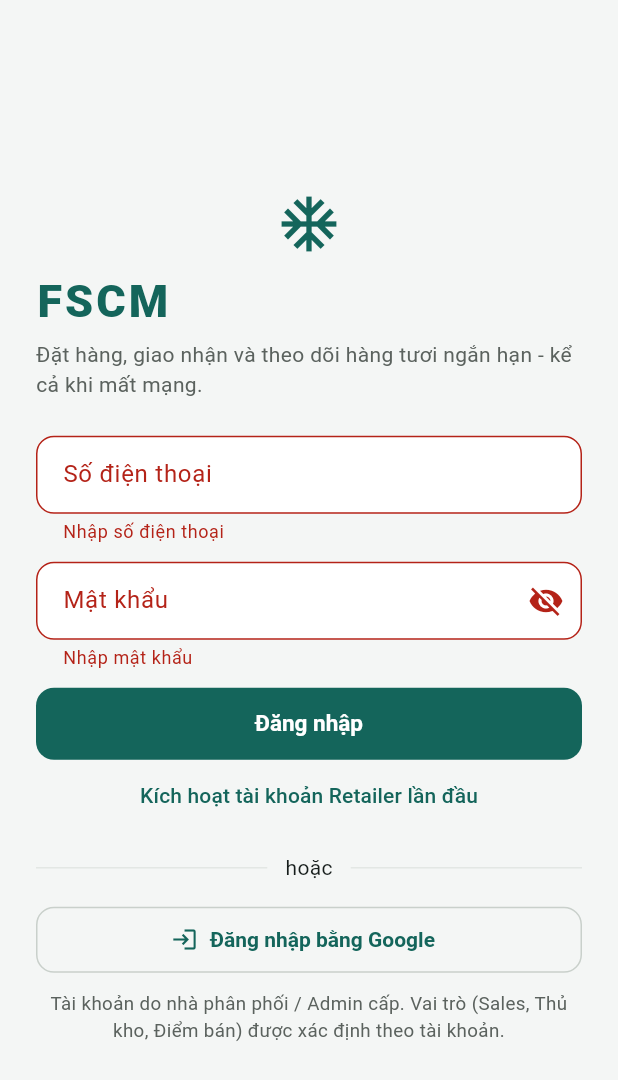
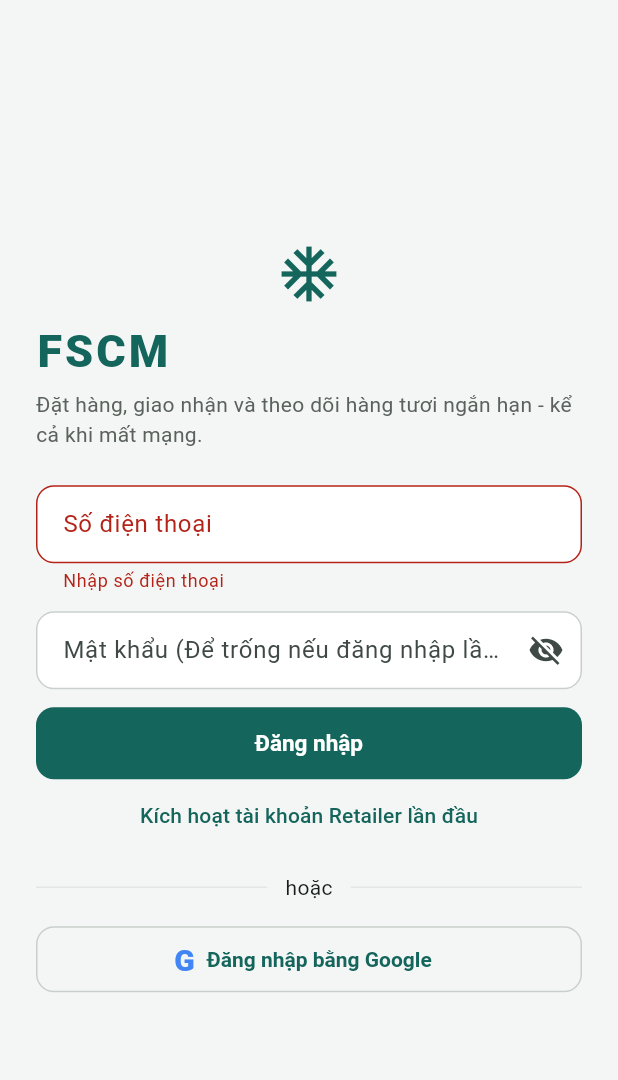
Before and after one commit to GFA26SE63/FSCM-Mobile, a Flutter app: the screen it shows after launch, after a tap on "Đăng nhập", on a phone screen of 412 x 824 dp. Shown: the top 1080 px of the screen. Run offline on Flutter 3.47's test engine with Material 3 defaults, Android fonts, the phone set to English and light mode, and no system bars; our stand-ins replace connectivity_plus, dio, flutter_riverpod, flutter_secure_storage, go_router, google_sign_in and 4 more; missing offline and left inert: google_sign_in_all_platforms, mobile_scanner; accounts and stored records are empty; network calls fail.

Commit message:
feat(auth): streamline first retailer login

```diff
--- a/lib/data/repositories/auth_repository.dart
+++ b/lib/data/repositories/auth_repository.dart
@@ -87,6 +87,7 @@ class AuthController extends StateNotifier<AuthState> {
       unawaited(_registerDevice());
       return true;
     } on ApiException catch (e) {
+      if (e.code == 'retailer_activation_required') rethrow;
       state = AuthState(status: AuthStatus.unauthenticated, error: e.message);
       return false;
     }
--- a/lib/features/common/auth/login_screen.dart
+++ b/lib/features/common/auth/login_screen.dart
@@ -3,6 +3,7 @@ import 'package:flutter_riverpod/flutter_riverpod.dart';
 import 'package:go_router/go_router.dart';
 
 import 'package:fscm_mobile/core/utils/status_tone.dart';
+import 'package:fscm_mobile/core/network/api_exception.dart';
 import 'package:fscm_mobile/data/repositories/auth_repository.dart';
 import 'package:fscm_mobile/shared/theme/app_colors.dart';
 import 'package:fscm_mobile/shared/widgets/info_banner.dart';
@@ -37,9 +38,17 @@ class _LoginScreenState extends ConsumerState<LoginScreen> {
       _busy = true;
       _error = null;
     });
-    final ok = await ref
-        .read(authControllerProvider.notifier)
-        .login(_phone.text.replaceAll(' ', ''), _password.text);
+    final phone = _phone.text.replaceAll(' ', '');
+    bool ok;
+    try {
+      ok = await ref.read(authControllerProvider.notifier).login(phone, _password.text);
+    } on ApiException catch (error) {
+      if (error.code == 'retailer_activation_required' && mounted) {
+        await context.push(AppRoutes.retailerActivation);
+        return;
+      }
+      rethrow;
+    }
     if (!mounted) return;
     setState(() {
       _busy = false;
@@ -108,7 +117,7 @@ class _LoginScreenState extends ConsumerState<LoginScreen> {
                       controller: _password,
                       obscureText: _obscure,
                       decoration: InputDecoration(
-                        labelText: 'Mật khẩu',
+                        hintText: 'Mật khẩu (Để trống nếu đăng nhập lần đầu)',
                         suffixIcon: IconButton(
                           onPressed: () => setState(() => _obscure = !_obscure),
                           icon: Icon(_obscure
@@ -116,8 +125,6 @@ class _LoginScreenState extends ConsumerState<LoginScreen> {
                               : Icons.visibility),
                         ),
                       ),
-                      validator: (v) =>
-                          (v == null || v.isEmpty) ? 'Nhập mật khẩu' : null,
                       onFieldSubmitted: (_) => _submit(),
                     ),
                     const SizedBox(height: 12),
@@ -150,18 +157,8 @@ class _LoginScreenState extends ConsumerState<LoginScreen> {
                     const SizedBox(height: 14),
                     OutlinedButton.icon(
                       onPressed: _busy ? null : _submitGoogle,
-                      icon: const Icon(Icons.login),
+                      icon: const _GoogleMark(),
                       label: const Text('Đăng nhập bằng Google'),
-                    ),
-                    const SizedBox(height: 10),
-                    const Text(
-                      'Tài khoản do nhà phân phối / Admin cấp. Vai trò (Sales, Thủ kho, Điểm bán) '
-                      'được xác định theo tài khoản.',
-                      textAlign: TextAlign.center,
-                      style: TextStyle(
-                          color: AppColors.textMuted,
-                          fontSize: 12.5,
-                          height: 1.4),
                     ),
                   ],
                 ),
@@ -173,3 +170,17 @@ class _LoginScreenState extends ConsumerState<LoginScreen> {
     );
   }
 }
+
+class _GoogleMark extends StatelessWidget {
+  const _GoogleMark();
+
+  @override
+  Widget build(BuildContext context) => const Text(
+        'G',
+        style: TextStyle(
+          color: Color(0xFF4285F4),
+          fontSize: 20,
+          fontWeight: FontWeight.w800,
+        ),
+      );
+}
```
